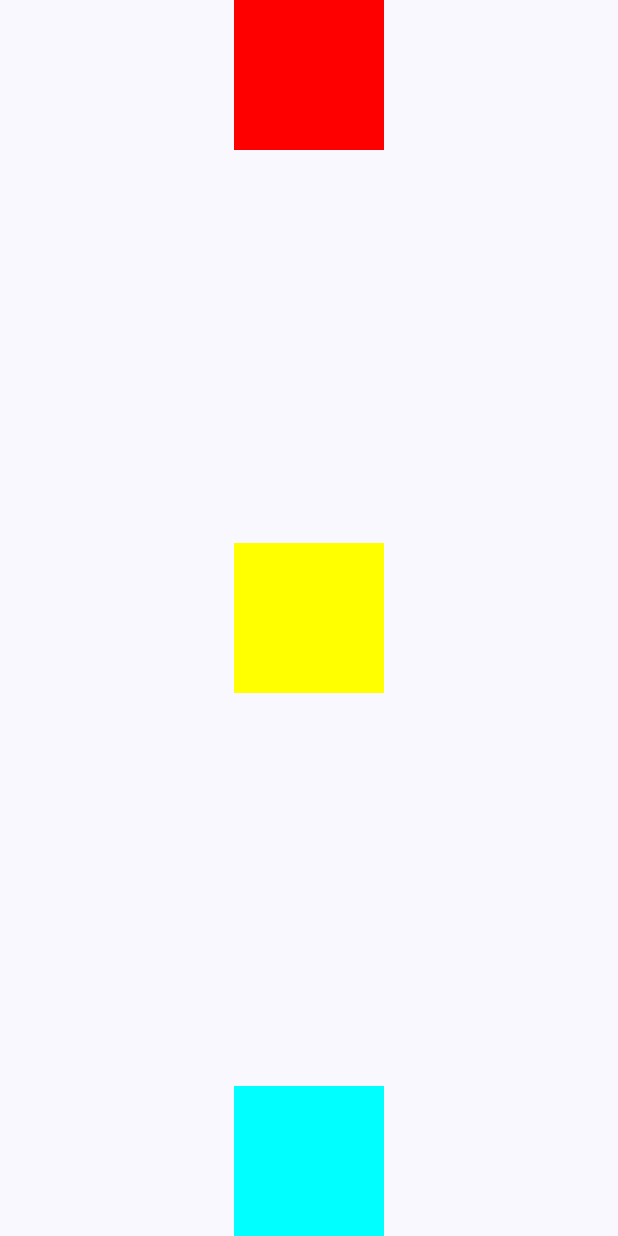
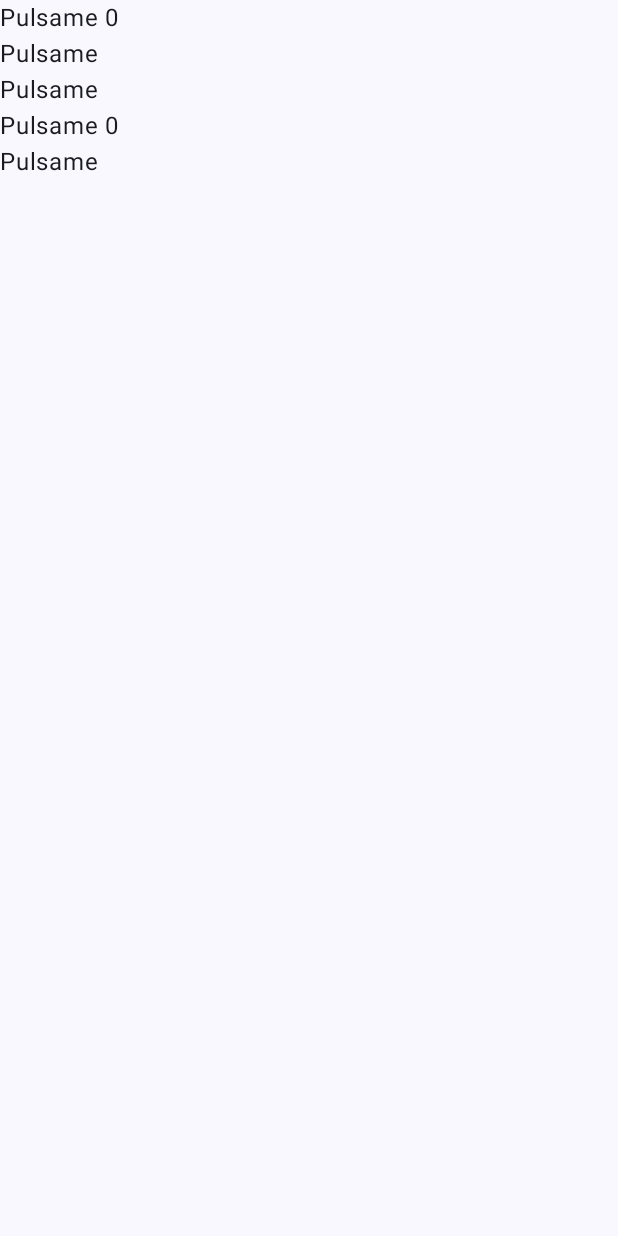
Before and after one commit to RafaelManzanoDev/JetpackComposeCursoMaterial3, an Android app built with Jetpack Compose: the screen it shows after launch (MainActivity), on a phone screen of 412 x 824 dp. Run offline under Robolectric (Android 15) with nearby library versions, the phone set to English and light mode, and no system bars.

Commit message:
Seccion 3- Estados y recomposicion

```diff
--- a/MyFirstComposeApp/app/src/main/java/es/rmanzanodev/myfirstcomposeapp/MainActivity.kt
+++ b/MyFirstComposeApp/app/src/main/java/es/rmanzanodev/myfirstcomposeapp/MainActivity.kt
@@ -13,6 +13,7 @@ import androidx.compose.ui.tooling.preview.Preview
 import es.rmanzanodev.myfirstcomposeapp.component.layout.MyConstraintLayoutBarrier
 import es.rmanzanodev.myfirstcomposeapp.component.layout.MyConstraintLayoutChain
 import es.rmanzanodev.myfirstcomposeapp.login.Greeting
+import es.rmanzanodev.myfirstcomposeapp.state.MyState
 import es.rmanzanodev.myfirstcomposeapp.ui.theme.MyFirstComposeAppTheme
 
 class MainActivity : ComponentActivity() {
@@ -22,7 +23,7 @@ class MainActivity : ComponentActivity() {
         setContent {
             MyFirstComposeAppTheme {
                 Scaffold(modifier = Modifier.fillMaxSize()) { innerPadding ->
-                    MyConstraintLayoutChain(Modifier.padding(innerPadding))
+                    MyState(Modifier.padding(innerPadding))
                 }
             }
         }
--- /dev/null
+++ b/MyFirstComposeApp/app/src/main/java/es/rmanzanodev/myfirstcomposeapp/state/MyState.kt
@@ -0,0 +1,35 @@
+package es.rmanzanodev.myfirstcomposeapp.state
+
+import androidx.compose.foundation.clickable
+import androidx.compose.foundation.layout.Column
+import androidx.compose.material3.Text
+import androidx.compose.runtime.Composable
+import androidx.compose.runtime.mutableStateOf
+import androidx.compose.runtime.remember
+import androidx.compose.ui.Modifier
+
+@Composable
+fun MyState(modifier: Modifier) {
+    var number = remember { mutableStateOf(0) }
+    Column {
+        Text(text = "Pulsame ${number.value}", modifier = modifier.clickable {
+            number.value += 1
+        })
+
+        Text(text = "Pulsame ", modifier = modifier.clickable {
+            number.value += 1
+        })
+
+        Text(text = "Pulsame ", modifier = modifier.clickable {
+            number.value += 1
+        })
+
+        Text(text = "Pulsame ${number.value}", modifier = modifier.clickable {
+            number.value += 1
+        })
+
+        Text(text = "Pulsame ", modifier = modifier.clickable {
+            number.value += 1
+        })
+    }
+}
```
